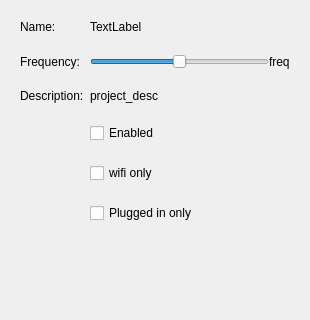
Qt form App/ProjectM/projectwindow.ui (yobson/Project-M) before a commit; both pictures show x 0 to 310 and y 0 to 320 of the 310 by 638 pixel window.
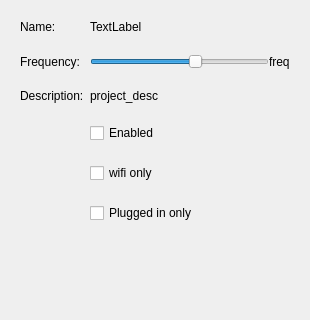
The same form after that commit.

```diff
--- a/App/ProjectM/projectwindow.ui
+++ b/App/ProjectM/projectwindow.ui
@@ -79,16 +79,16 @@
         <item>
          <widget class="QSlider" name="freq_slider">
           <property name="minimum">
-           <number>1</number>
+           <number>0</number>
           </property>
           <property name="maximum">
-           <number>11</number>
+           <number>5</number>
           </property>
           <property name="pageStep">
            <number>1</number>
           </property>
           <property name="value">
-           <number>6</number>
+           <number>3</number>
           </property>
           <property name="orientation">
            <enum>Qt::Horizontal</enum>
```
